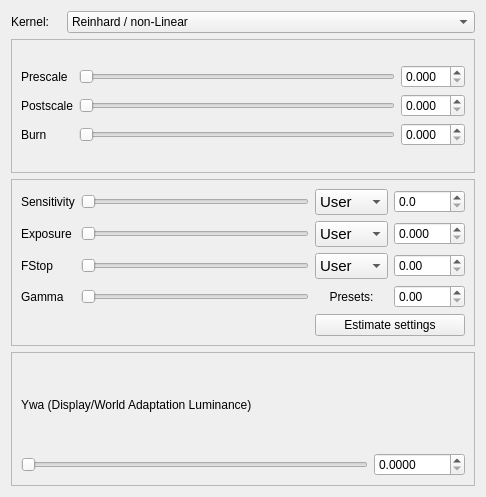
Above: qtgui/tonemap.ui from sungsoo/luxrender-lux before the change. Below: the same form after it.
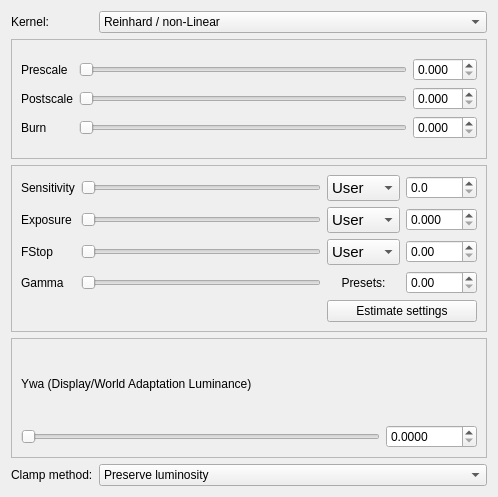
That is the form after the change.

Commit message: Exposed ldr clamping methods in GUI, see issue #824.

Patch:
```diff
--- a/qtgui/tonemap.ui
+++ b/qtgui/tonemap.ui
@@ -6,7 +6,7 @@
    <rect>
     <x>0</x>
     <y>0</y>
-    <width>486</width>
+    <width>498</width>
     <height>497</height>
    </rect>
   </property>
@@ -825,6 +825,38 @@
        </layout>
       </widget>
      </item>
+     <item row="4" column="0">
+      <widget class="QLabel" name="label_clampMethod">
+       <property name="text">
+        <string>Clamp method:</string>
+       </property>
+       <property name="buddy">
+        <cstring>comboBox_clampMethod</cstring>
+       </property>
+      </widget>
+     </item>
+     <item row="4" column="1">
+      <widget class="QComboBox" name="comboBox_clampMethod">
+       <property name="toolTip">
+        <string>Select color clamping method</string>
+       </property>
+       <item>
+        <property name="text">
+         <string>Preserve luminosity</string>
+        </property>
+       </item>
+       <item>
+        <property name="text">
+         <string>Preserve hue</string>
+        </property>
+       </item>
+       <item>
+        <property name="text">
+         <string>Clip channels individually</string>
+        </property>
+       </item>
+      </widget>
+     </item>
     </layout>
    </item>
   </layout>
```
The commit also changes 4 other files.
